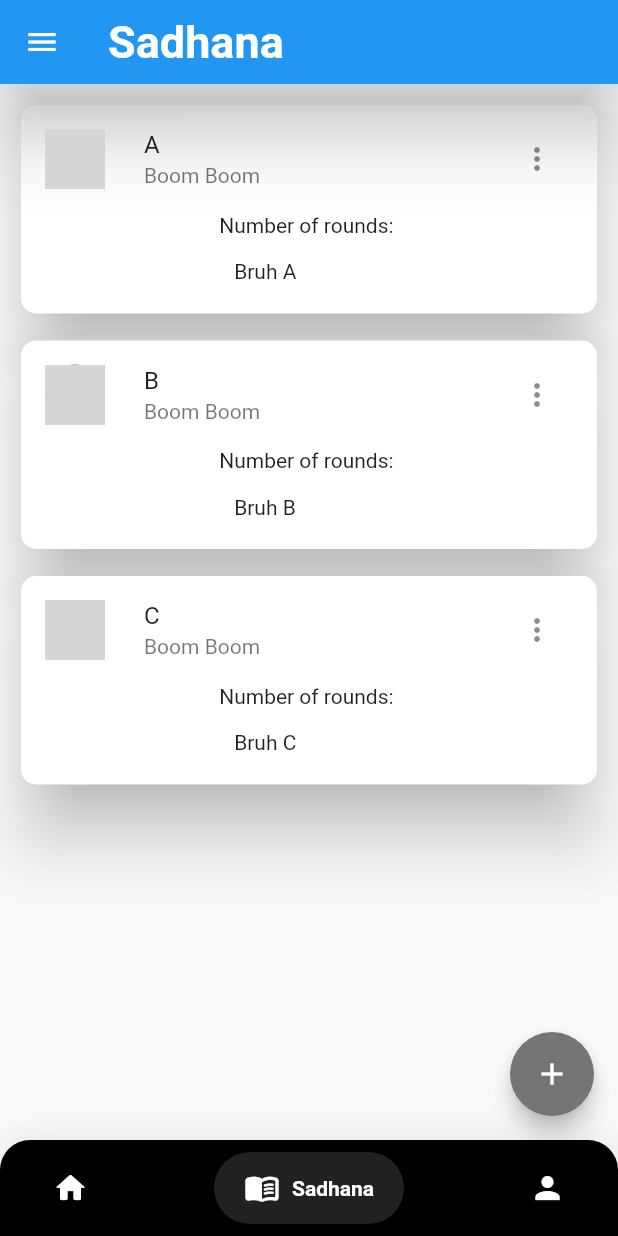
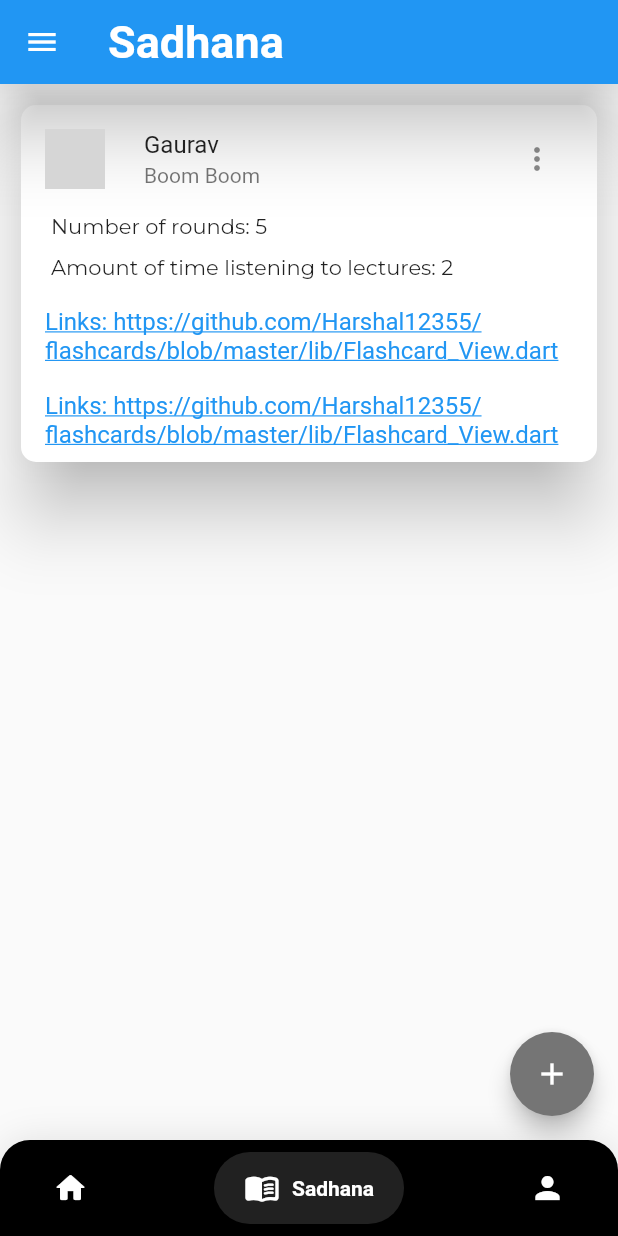
Before and after one commit to Harshal12355/folk, a Flutter app: the screen it shows after launch, item 2 of the bottom bar chosen, on a phone screen of 412 x 824 dp. Run offline on Flutter 3.47's test engine with Material 2 defaults, Android fonts, the phone set to English and light mode, and no system bars; drawn by our look-alikes of google_nav_bar; our stand-ins replace google_fonts; network calls fail; grey boxes are pictures that could not be loaded.

Commit message:
Co-authored-by: Gaurav-Gosain <Gaurav-Gosain@users.noreply.github.com>

```diff
--- a/lib/screens/sadhana_screen.dart
+++ b/lib/screens/sadhana_screen.dart
@@ -35,18 +35,8 @@ class _SadhanaState extends State<Sadhana> {
   Widget build(BuildContext context) {
     return Scaffold(
       body: ListView(children: <Widget>[
-        SadhanaCard(
-          title: 'A',
-          description: 'Bruh A',
-        ),
-        SadhanaCard(
-          title: 'B',
-          description: 'Bruh B',
-        ),
-        SadhanaCard(
-          title: 'C',
-          description: 'Bruh C',
-        ),
+SadhanaCard(name: "Gaurav", rounds: 5, lectures: 2, links: <String>["https://github.com/Harshal12355/flashcards/blob/master/lib/Flashcard_View.dart",
+"https://github.com/Harshal12355/flashcards/blob/master/lib/Flashcard_View.dart"]),
       ]),
       floatingActionButton: FloatingActionButton(
         child: Icon(
--- a/lib/widgets/sadhanda_card.dart
+++ b/lib/widgets/sadhanda_card.dart
@@ -1,10 +1,20 @@
 import 'package:flutter/material.dart';
+import 'package:google_fonts/google_fonts.dart';
+import 'package:url_launcher/url_launcher.dart';
 
 class SadhanaCard extends StatefulWidget {
-  final String title;
-  final String description;
-  const SadhanaCard({Key? key, required this.title, required this.description})
-      : super(key: key);
+  final String name;
+  final int rounds;
+  final int lectures;
+  final List<String> links;
+
+  const SadhanaCard({
+    Key? key,
+    required this.name,
+    required this.rounds,
+    required this.lectures,
+    required this.links,
+  }) : super(key: key);
 
   @override
   _SadhanaCardState createState() => _SadhanaCardState();
@@ -28,6 +38,7 @@ class _SadhanaCardState extends State<SadhanaCard> {
           borderRadius: BorderRadius.circular(10.0),
         ),
         child: Column(
+          crossAxisAlignment: CrossAxisAlignment.start,
           mainAxisSize: MainAxisSize.min,
           children: [
             GestureDetector(
@@ -38,7 +49,7 @@ class _SadhanaCardState extends State<SadhanaCard> {
                   backgroundImage: NetworkImage(
                       "https://source.unsplash.com/random/200x200"),
                 ),
-                title: Text(widget.title),
+                title: Text(widget.name),
                 subtitle: Text("Boom Boom"),
                 trailing: IconButton(
                   icon: Icon(Icons.more_vert),
@@ -47,23 +58,42 @@ class _SadhanaCardState extends State<SadhanaCard> {
               ),
             ),
             Column(
-              mainAxisAlignment: MainAxisAlignment.start,
               crossAxisAlignment: CrossAxisAlignment.start,
               children: [
-                Text(
-                  "Number of rounds: ",
-                  textAlign: TextAlign.left,
-                ),
-                SizedBox(
-                  height: 5,
+                Padding(
+                  padding: const EdgeInsets.only(left: 20, bottom: 10),
+                  child: Text(
+                    "Number of rounds: ${widget.rounds}",
+                    style: GoogleFonts.montserrat(),
+                  ),
                 ),
                 Padding(
-                  padding: EdgeInsets.all(10),
-                  child: Container(child: Text(widget.description)),
+                  padding: const EdgeInsets.only(left: 20, bottom: 10),
+                  child: Text(
+                    "Amount of time listening to lectures: ${widget.lectures}",
+                    style: GoogleFonts.montserrat(),
+                  ),
                 ),
-                SizedBox(
-                  height: 10,
-                )
+                ListView.builder(
+                  itemCount: widget.links.length,
+                  scrollDirection: Axis.vertical,
+                  shrinkWrap: true,
+                  itemBuilder: (context, index) {
+                    return ListTile(
+                        title: GestureDetector(
+                            child: Text("Links: ${widget.links[index]}",
+                                style: TextStyle(
+                                    decoration: TextDecoration.underline,
+                                    color: Colors.blue)),
+                            onTap: () async {
+                              if (await canLaunch(widget.links[index])) {
+                                await launch(widget.links[index]);
+                              } else {
+                                throw 'Could not launch ${widget.links[index]}';
+                              }
+                            }));
+                  },
+                ),
               ],
             ),
           ],
--- a/pubspec.yaml
+++ b/pubspec.yaml
@@ -31,6 +31,8 @@ dependencies:
   font_awesome_flutter: ^8.5.0
   google_nav_bar: ^5.0.5
   shared_preferences: ^2.0.6
+  google_fonts: ^2.1.0
+  url_launcher: ^6.0.6
 
 dev_dependencies:
   flutter_test:
```
Also changed, not shown: pubspec.lock.
